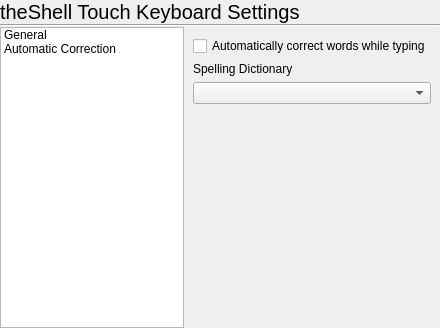
vicr123/ts-kbd, file keyboardapp/settings.ui: the form before one commit.
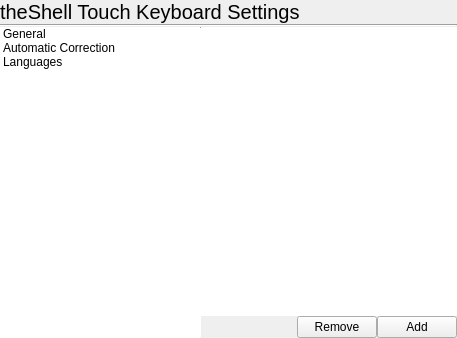
The form after the commit. Icons and pictures are not drawn.

Commit message: Add Urdu keyboard layout

Patch:
```diff
--- a/keyboardapp/settings.ui
+++ b/keyboardapp/settings.ui
@@ -6,8 +6,8 @@
    <rect>
     <x>0</x>
     <y>0</y>
-    <width>440</width>
-    <height>328</height>
+    <width>457</width>
+    <height>338</height>
    </rect>
   </property>
   <property name="windowTitle">
@@ -58,6 +58,21 @@
      </property>
      <item>
       <widget class="QListWidget" name="selectionList">
+       <property name="maximumSize">
+        <size>
+         <width>200</width>
+         <height>16777215</height>
+        </size>
+       </property>
+       <property name="frameShape">
+        <enum>QFrame::NoFrame</enum>
+       </property>
+       <property name="iconSize">
+        <size>
+         <width>32</width>
+         <height>32</height>
+        </size>
+       </property>
        <item>
         <property name="text">
          <string>General</string>
@@ -68,12 +83,33 @@
          <string>Automatic Correction</string>
         </property>
        </item>
+       <item>
+        <property name="text">
+         <string>Languages</string>
+        </property>
+        <property name="icon">
+         <iconset theme="flag"/>
+        </property>
+       </item>
+      </widget>
+     </item>
+     <item>
+      <widget class="Line" name="line_2">
+       <property name="maximumSize">
+        <size>
+         <width>1</width>
+         <height>16777215</height>
+        </size>
+       </property>
+       <property name="orientation">
+        <enum>Qt::Vertical</enum>
+       </property>
       </widget>
      </item>
      <item>
       <widget class="QStackedWidget" name="stack">
        <property name="currentIndex">
-        <number>1</number>
+        <number>2</number>
        </property>
        <widget class="QWidget" name="Page1" native="true">
         <layout class="QVBoxLayout" name="verticalLayout_2">
@@ -108,16 +144,6 @@
            </property>
           </widget>
          </item>
-         <item>
-          <widget class="QLabel" name="label_2">
-           <property name="text">
-            <string>Spelling Dictionary</string>
-           </property>
-          </widget>
-         </item>
-         <item>
-          <widget class="QComboBox" name="dictionaryComboBox"/>
-         </item>
          <item>
           <spacer name="verticalSpacer_2">
            <property name="orientation">
@@ -133,6 +159,178 @@
          </item>
         </layout>
        </widget>
+       <widget class="QWidget" name="page_2">
+        <layout class="QVBoxLayout" name="verticalLayout_4">
+         <property name="spacing">
+          <number>0</number>
+         </property>
+         <property name="leftMargin">
+          <number>0</number>
+         </property>
+         <property name="topMargin">
+          <number>0</number>
+         </property>
+         <property name="rightMargin">
+          <number>0</number>
+         </property>
+         <property name="bottomMargin">
+          <number>0</number>
+         </property>
+         <item>
+          <widget class="QStackedWidget" name="languagesStack">
+           <property name="currentIndex">
+            <number>0</number>
+           </property>
+           <widget class="QWidget" name="page_3">
+            <layout class="QVBoxLayout" name="verticalLayout_5">
+             <property name="spacing">
+              <number>0</number>
+             </property>
+             <property name="leftMargin">
+              <number>0</number>
+             </property>
+             <property name="topMargin">
+              <number>0</number>
+             </property>
+             <property name="rightMargin">
+              <number>0</number>
+             </property>
+             <property name="bottomMargin">
+              <number>0</number>
+             </property>
+             <item>
+              <widget class="QListWidget" name="setLanguagesList">
+               <property name="frameShape">
+                <enum>QFrame::NoFrame</enum>
+               </property>
+              </widget>
+             </item>
+             <item>
+              <widget class="Line" name="line_3">
+               <property name="maximumSize">
+                <size>
+                 <width>16777215</width>
+                 <height>1</height>
+                </size>
+               </property>
+               <property name="orientation">
+                <enum>Qt::Horizontal</enum>
+               </property>
+              </widget>
+             </item>
+             <item>
+              <layout class="QHBoxLayout" name="horizontalLayout_2">
+               <property name="spacing">
+                <number>0</number>
+               </property>
+               <item>
+                <spacer name="horizontalSpacer">
+                 <property name="orientation">
+                  <enum>Qt::Horizontal</enum>
+                 </property>
+                 <property name="sizeHint" stdset="0">
+                  <size>
+                   <width>40</width>
+                   <height>20</height>
+                  </size>
+                 </property>
+                </spacer>
+               </item>
+               <item>
+                <widget class="QPushButton" name="removeLanguageButton">
+                 <property name="text">
+                  <string>Remove</string>
+                 </property>
+                 <property name="icon">
+                  <iconset theme="list-remove"/>
+                 </property>
+                </widget>
+               </item>
+               <item>
+                <widget class="QPushButton" name="addLanguageButton">
+                 <property name="text">
+                  <string>Add</string>
+                 </property>
+                 <property name="icon">
+                  <iconset theme="list-add"/>
+                 </property>
+                </widget>
+               </item>
+              </layout>
+             </item>
+            </layout>
+           </widget>
+           <widget class="QWidget" name="page_4">
+            <layout class="QGridLayout" name="gridLayout">
+             <item row="0" column="0">
+              <widget class="QLabel" name="label_3">
+               <property name="text">
+                <string>Language Name</string>
+               </property>
+              </widget>
+             </item>
+             <item row="1" column="0">
+              <widget class="QLabel" name="label_4">
+               <property name="text">
+                <string>Keyboard Layout</string>
+               </property>
+              </widget>
+             </item>
+             <item row="2" column="0">
+              <widget class="QLabel" name="label_5">
+               <property name="text">
+                <string>Spelling Dictionary</string>
+               </property>
+              </widget>
+             </item>
+             <item row="1" column="1">
+              <widget class="QComboBox" name="layoutComboBox"/>
+             </item>
+             <item row="0" column="1">
+              <widget class="QLineEdit" name="newLanguageName"/>
+             </item>
+             <item row="4" column="0">
+              <spacer name="verticalSpacer_3">
+               <property name="orientation">
+                <enum>Qt::Vertical</enum>
+               </property>
+               <property name="sizeHint" stdset="0">
+                <size>
+                 <width>20</width>
+                 <height>40</height>
+                </size>
+               </property>
+              </spacer>
+             </item>
+             <item row="2" column="1">
+              <widget class="QComboBox" name="dictionaryComboBox"/>
+             </item>
+             <item row="3" column="1">
+              <widget class="QPushButton" name="newLanguageAddButton">
+               <property name="text">
+                <string>Add</string>
+               </property>
+               <property name="icon">
+                <iconset theme="list-add"/>
+               </property>
+              </widget>
+             </item>
+             <item row="3" column="0">
+              <widget class="QPushButton" name="addLanguageCancelButton">
+               <property name="text">
+                <string>Cancel</string>
+               </property>
+               <property name="icon">
+                <iconset theme="dialog-cancel"/>
+               </property>
+              </widget>
+             </item>
+            </layout>
+           </widget>
+          </widget>
+         </item>
+        </layout>
+       </widget>
       </widget>
      </item>
     </layout>
```
Left out of the diff: 8 changed lines with no effect on the pictures. The commit also changes 17 other files.
